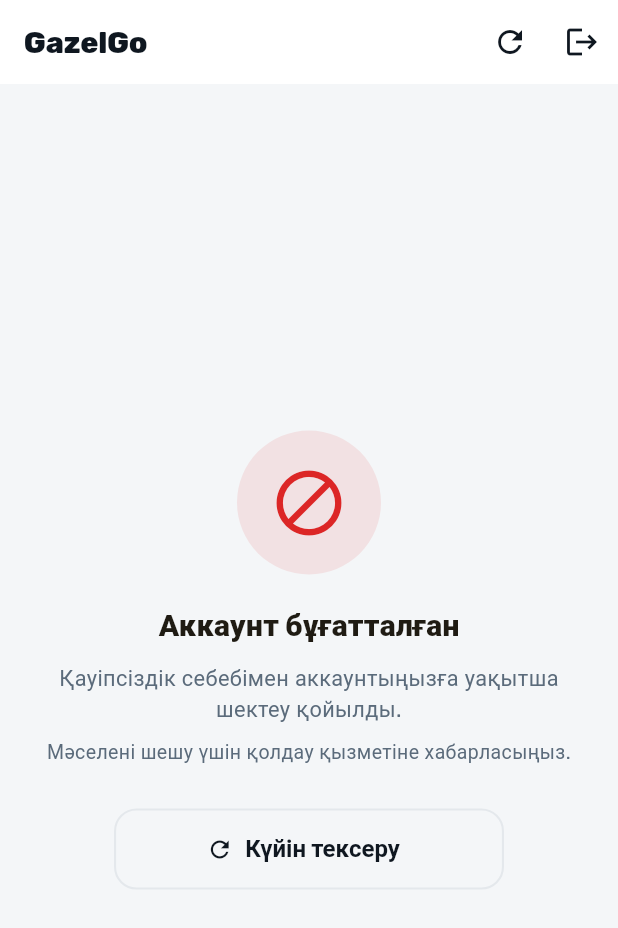
After one commit to zhambyl14/gazelgo, a Flutter app: the screen it shows once a user with an empty profile is signed in, on a phone screen of 412 x 824 dp. The commit adds this screen. Shown: the top 928 px of the screen. Run offline on Flutter 3.47's test engine with Material 3 defaults, Android fonts, the phone set to English and light mode, and no system bars; our stand-ins replace firebase_core, firebase_messaging, flutter_local_notifications, flutter_map, flutter_riverpod, geolocator and 3 more; accounts and stored records are empty.

Commit message:
Initial commit

```diff
--- /dev/null
+++ b/lib/features/auth/blocked_screen.dart
@@ -0,0 +1,81 @@
+import 'package:flutter/material.dart';
+import 'package:flutter_riverpod/flutter_riverpod.dart';
+
+import '../../core/models.dart';
+import '../../core/repo.dart';
+import '../../core/theme.dart';
+import '../../shared/widgets.dart';
+
+/// Сенім деңгейі 50-ден төмен түскен не модератор қолмен бұғаттаған
+/// аккаунт — қосымшаға МҮЛДЕМ кіре алмайды (0024). Жалғыз әрекет: қолдау
+/// қызметіне жазу немесе шығу.
+class BlockedScreen extends ConsumerWidget {
+  final Profile profile;
+  const BlockedScreen({super.key, required this.profile});
+
+  @override
+  Widget build(BuildContext context, WidgetRef ref) {
+    return Scaffold(
+      appBar: AppBar(
+        title: const Text('GazelGo'),
+        actions: [
+          IconButton(
+            tooltip: 'Жаңарту',
+            onPressed: () => ref.invalidate(myProfileProvider),
+            icon: const Icon(Icons.refresh),
+          ),
+          IconButton(
+            tooltip: 'Шығу',
+            onPressed: () => confirmSignOut(context),
+            icon: const Icon(Icons.logout),
+          ),
+        ],
+      ),
+      body: Center(
+        child: Padding(
+          padding: const EdgeInsets.all(28),
+          child: Column(
+            mainAxisSize: MainAxisSize.min,
+            children: [
+              Container(
+                padding: const EdgeInsets.all(22),
+                decoration: BoxDecoration(
+                  color: Gz.red.withValues(alpha: 0.1),
+                  shape: BoxShape.circle,
+                ),
+                child: const Icon(Icons.block, size: 52, color: Gz.red),
+              ),
+              const SizedBox(height: 20),
+              const Text('Аккаунт бұғатталған',
+                  style: TextStyle(fontSize: 20, fontWeight: FontWeight.w900)),
+              const SizedBox(height: 10),
+              Text(
+                profile.blockReason?.isNotEmpty == true
+                    ? 'Себебі: ${profile.blockReason}'
+                    : 'Қауіпсіздік себебімен аккаунтыңызға уақытша шектеу '
+                        'қойылды.',
+                textAlign: TextAlign.center,
+                style: const TextStyle(color: Gz.textSecondary, fontSize: 14.5),
+              ),
+              const SizedBox(height: 8),
+              const Text(
+                'Мәселені шешу үшін қолдау қызметіне хабарласыңыз.',
+                textAlign: TextAlign.center,
+                style: TextStyle(color: Gz.textSecondary, fontSize: 13),
+              ),
+              const SizedBox(height: 28),
+              SizedBox(
+                width: 260,
+                child: OutlinedButton.icon(
+                  onPressed: () => ref.invalidate(myProfileProvider),
+                  icon: const Icon(Icons.refresh),
+                  label: const Text('Күйін тексеру'),
+                ),
+              ),
+            ],
+          ),
+        ),
+      ),
+    );
+  }
+}
--- a/lib/features/auth/register_screen.dart
+++ b/lib/features/auth/register_screen.dart
@@ -2,6 +2,7 @@ import 'package:flutter/gestures.dart';
 import 'package:flutter/material.dart';
 import 'package:flutter/services.dart';
 
+import '../../core/name_guard.dart';
 import '../../core/phone.dart';
 import '../../core/repo.dart';
 import '../../core/theme.dart';
@@ -139,9 +140,7 @@ class _RegisterScreenState extends State<RegisterScreen> {
                         hintText: 'Аты-жөніңіз',
                         prefixIcon: Icon(Icons.badge_outlined),
                       ),
-                      validator: (v) => (v == null || v.trim().length < 2)
-                          ? 'Атыңызды жазыңыз'
-                          : null,
+                      validator: (v) => NameGuard.validate(v ?? ''),
                     ),
                     const SizedBox(height: 12),
                     TextFormField(
--- a/lib/features/client/order_detail_screen.dart
+++ b/lib/features/client/order_detail_screen.dart
@@ -192,8 +192,6 @@ class _OrderDetailScreenState extends State<OrderDetailScreen> {
           _Timeline(status: o.status),
           const SizedBox(height: 10),
           SupportOrderButton(orderId: o.id),
-          const SizedBox(height: 10),
-          ReportSuspiciousButton(orderId: o.id),
         ];
       case 'completed':
         return [
--- a/lib/main.dart
+++ b/lib/main.dart
@@ -9,6 +9,7 @@ import 'core/notify.dart';
 import 'core/push.dart';
 import 'core/repo.dart';
 import 'core/theme.dart';
+import 'features/auth/blocked_screen.dart';
 import 'features/auth/executor_apply_screen.dart';
 import 'features/auth/login_screen.dart';
 import 'features/auth/pending_screen.dart';
@@ -115,6 +116,11 @@ class _RoleRouter extends ConsumerWidget {
         if (p == null) {
           return _RetryScreen(onRetry: () => ref.invalidate(myProfileProvider));
         }
+        // Сенім деңгейі бойынша бұғатталған аккаунт (0024) — модератордан
+        // басқа ешкім қосымшаға мүлдем кіре алмайды.
+        if (p.isBlocked && p.role != 'moderator') {
+          return BlockedScreen(profile: p);
+        }
         switch (p.role) {
           case 'moderator':
             return const ModeratorShell();
```
Also changed, not shown: lib/core/name_guard.dart (added, +38 -0 lines), lib/features/executor/active_order_screen.dart (+9 -26 lines), lib/features/profile/profile_screen.dart (+48 -11 lines), 5 other files.
